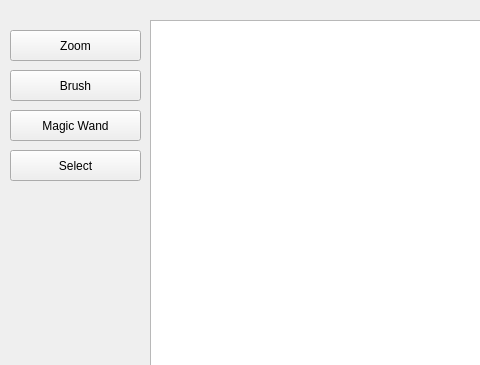
Above: src/WhiskerToolbox/Media_Widget/Media_Widget.ui from paulmthompson/WhiskerToolbox before the change; both pictures show x 0 to 480 and y 0 to 365 of the 820 by 561 pixel window. Below: the same form after it.
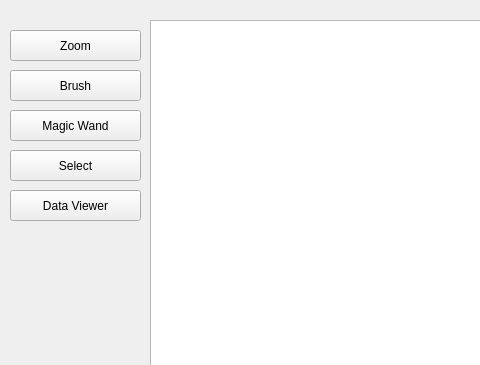
That is the form after the change.

Commit message: can open list of plotted items in media widget

Patch:
```diff
--- a/src/WhiskerToolbox/Media_Widget/Media_Widget.ui
+++ b/src/WhiskerToolbox/Media_Widget/Media_Widget.ui
@@ -84,6 +84,19 @@
     <string>Select</string>
    </property>
   </widget>
+  <widget class="QPushButton" name="data_viewer_button">
+   <property name="geometry">
+    <rect>
+     <x>10</x>
+     <y>190</y>
+     <width>131</width>
+     <height>31</height>
+    </rect>
+   </property>
+   <property name="text">
+    <string>Data Viewer</string>
+   </property>
+  </widget>
  </widget>
  <resources/>
  <connections/>
```
The commit also changes 7 other files.
